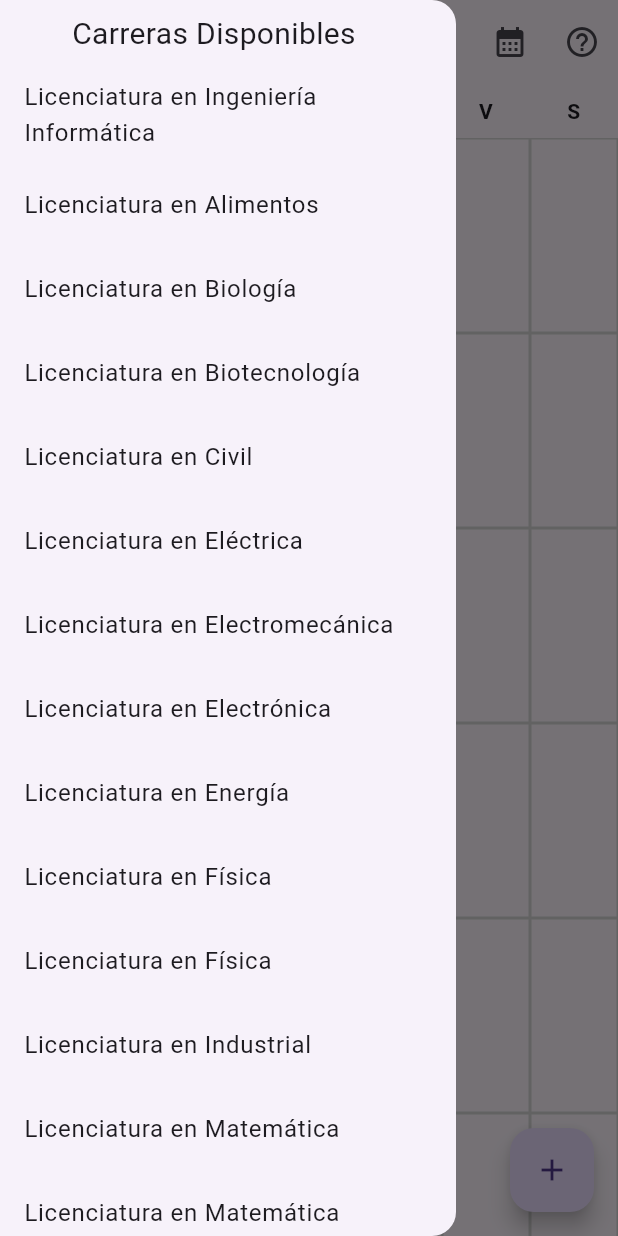
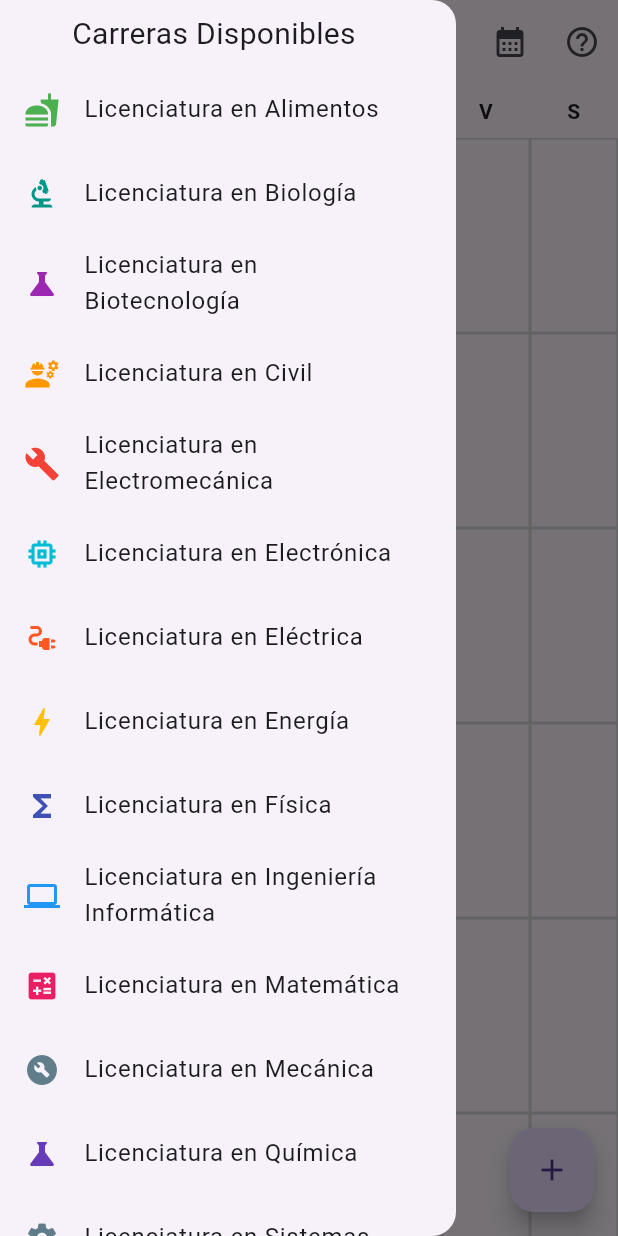
Before and after one commit to Anstayker/FCyT_Calendar, a Flutter app: the screen it shows after launch, with the side drawer open, on a phone screen of 412 x 824 dp. Run offline on Flutter 3.47's test engine with Material 3 defaults, Android fonts, the phone set to English and light mode, and no system bars; our stand-ins replace bloc, dartz, equatable, flutter_bloc, get_it, pdf and 2 more.

Commit message:
colors and icons for careers

```diff
--- a/assets/calendar_info.json
+++ b/assets/calendar_info.json
@@ -551,31 +551,13 @@
       "semesters": [],
       "name": "Licenciatura en Energía"
     },
-    {
-      "id": "10",
-      "semesters": [],
-      "name": "Licenciatura en Física"
-    },
+
     {
       "id": "11",
       "semesters": [],
       "name": "Licenciatura en Física"
     },
-    {
-      "id": "12",
-      "semesters": [],
-      "name": "Licenciatura en Industrial"
-    },
-    {
-      "id": "13",
-      "semesters": [],
-      "name": "Licenciatura en Matemática"
-    },
-    {
-      "id": "14",
-      "semesters": [],
-      "name": "Licenciatura en Matemática"
-    },
+
     {
       "id": "15",
       "semesters": [],
@@ -586,11 +568,7 @@
       "semesters": [],
       "name": "Licenciatura en Mecánica"
     },
-    {
-      "id": "17",
-      "semesters": [],
-      "name": "Licenciatura en Química"
-    },
+
     {
       "id": "18",
       "semesters": [],
--- a/lib/feature/calendar/presentation/pages/calendar_page.dart
+++ b/lib/feature/calendar/presentation/pages/calendar_page.dart
@@ -40,6 +40,7 @@ class _CalendarPageState extends State<CalendarPage> {
             }
             if (state is CalendarGetAllCalendarInfoLoaded) {
               careersInfo = state.calendarCareerList;
+              careersInfo.sort((a, b) => a.name.compareTo(b.name));
               return layoutBuilder(context, careersInfo, subjectsData);
             }
             if (state is CalendarSetSubjectInCalendarSuccess) {
--- a/lib/feature/calendar/presentation/widgets/career_list_tile.dart
+++ b/lib/feature/calendar/presentation/widgets/career_list_tile.dart
@@ -1,5 +1,4 @@
 import 'package:flutter/material.dart';
-
 import '../../domain/entities/calendar_career.dart';
 
 class CareerListTile extends StatelessWidget {
@@ -12,9 +11,51 @@ class CareerListTile extends StatelessWidget {
   final CalendarCareer career;
   final VoidCallback onTap;
 
+  static const Map<String, IconData> careerIcons = {
+    'Licenciatura en Ingeniería Informática': Icons.computer,
+    'Licenciatura en Alimentos': Icons.fastfood,
+    'Licenciatura en Biología': Icons.biotech,
+    'Licenciatura en Biotecnología': Icons.science,
+    'Licenciatura en Civil': Icons.engineering,
+    'Licenciatura en Eléctrica': Icons.electrical_services,
+    'Licenciatura en Electromecánica': Icons.build,
+    'Licenciatura en Electrónica': Icons.memory,
+    'Licenciatura en Energía': Icons.bolt,
+    'Licenciatura en Física': Icons.functions,
+    'Licenciatura en Industrial': Icons.factory,
+    'Licenciatura en Matemática': Icons.calculate,
+    'Licenciatura en Mecánica': Icons.build_circle,
+    'Licenciatura en Química': Icons.science,
+    'Licenciatura en Sistemas': Icons.settings,
+    'Licenciatura en Informática': Icons.code,
+  };
+
+  static const Map<String, Color> careerColors = {
+    'Licenciatura en Ingeniería Informática': Colors.blue,
+    'Licenciatura en Alimentos': Colors.green,
+    'Licenciatura en Biología': Colors.teal,
+    'Licenciatura en Biotecnología': Colors.purple,
+    'Licenciatura en Civil': Colors.orange,
+    'Licenciatura en Eléctrica': Colors.deepOrange,
+    'Licenciatura en Electromecánica': Colors.red,
+    'Licenciatura en Electrónica': Colors.cyan,
+    'Licenciatura en Energía': Colors.amber,
+    'Licenciatura en Física': Colors.indigo,
+    'Licenciatura en Industrial': Colors.brown,
+    'Licenciatura en Matemática': Colors.pink,
+    'Licenciatura en Mecánica': Colors.blueGrey,
+    'Licenciatura en Química': Colors.deepPurple,
+    'Licenciatura en Sistemas': Colors.blueGrey,
+    'Licenciatura en Informática': Colors.lightBlue,
+  };
+
   @override
   Widget build(BuildContext context) {
     return ListTile(
+      leading: Icon(
+        careerIcons[career.name] ?? Icons.school,
+        color: careerColors[career.name] ?? Colors.grey,
+      ),
       title: Text(career.name),
       onTap: onTap,
     );
```
